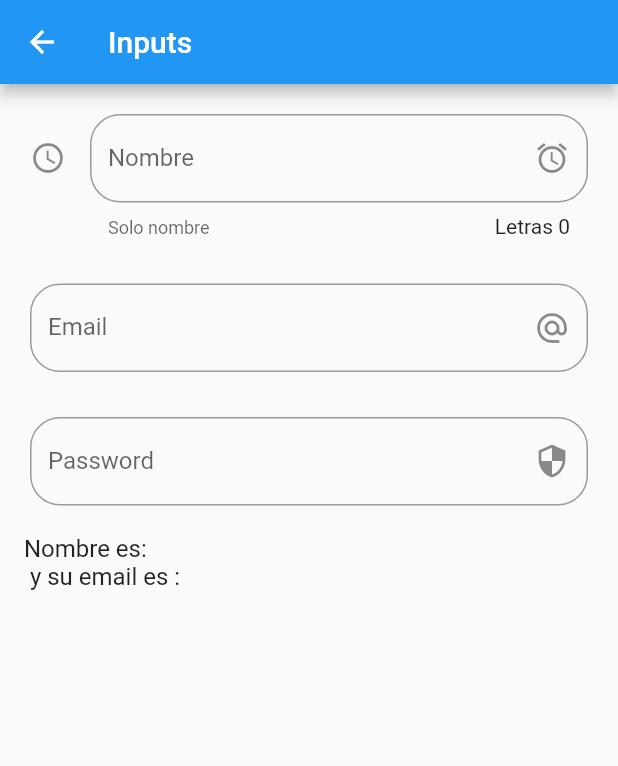
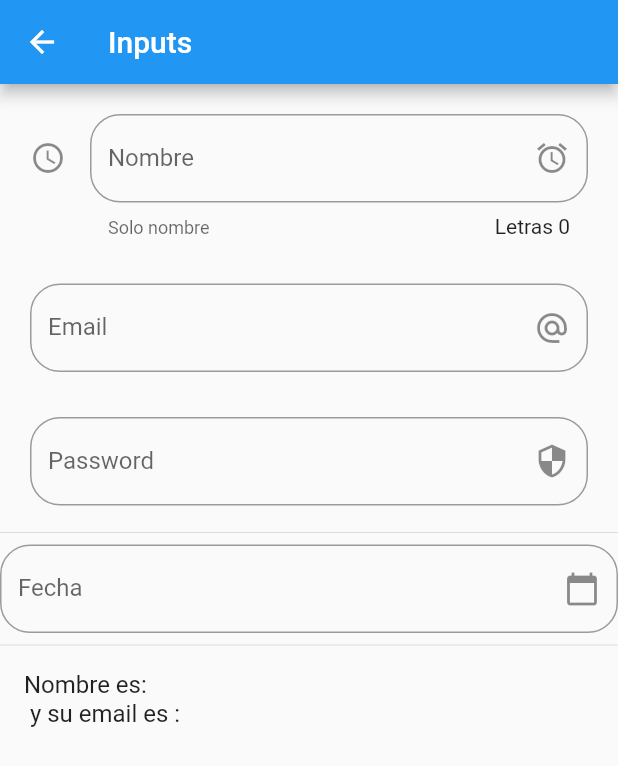
Before and after one commit to JuanFCVal/FlutterBasicFunctions, a Flutter app: the InputsPage screen opened by its route, on a phone screen of 412 x 824 dp. Shown: the top 766 px of the screen. Run offline on Flutter 3.47's test engine with Material 2 defaults, Android fonts, the phone set to English and light mode, and no system bars.

Commit message:
Using TextEditingController to make a DatePicker

```diff
--- a/examples/lib/src/pages/Inputs_page.dart
+++ b/examples/lib/src/pages/Inputs_page.dart
@@ -10,6 +10,10 @@ class InputsPage extends StatefulWidget {
 class _InputsPageState extends State<InputsPage> {
   String _name = '';
   String _email = '';
+  String _fecha = "";
+
+  TextEditingController _inputFieldDateController =
+      new TextEditingController(); //Permite asignar un valor seleccionado en otro lugar
   @override
   Widget build(BuildContext context) {
     return Scaffold(
@@ -33,6 +37,9 @@ class _InputsPageState extends State<InputsPage> {
                 const EdgeInsets.only(top: 20, bottom: 10, right: 20, left: 20),
             child: _crearPassword(),
           ),
+          Divider(),
+          _crearDatePicker(context),
+          Divider(),
           _crearPersona()
         ],
       ),
@@ -104,4 +111,40 @@ class _InputsPageState extends State<InputsPage> {
       ),
     );
   }
+
+  _crearDatePicker(BuildContext context) {
+    return TextField(
+      controller:
+          _inputFieldDateController, //Este controlador permite controlar en,
+      enableInteractiveSelection: false, //No se permite copiar datos
+      decoration: InputDecoration(
+        border: OutlineInputBorder(
+          borderRadius: BorderRadius.circular(20), //Borde de la caja de texto
+        ),
+        hintText: 'Fecha de nacimiento', //Texto de ejemplo
+        labelText: 'Fecha', //Label
+        suffixIcon:
+            Icon(Icons.calendar_today), //Aparece dentro del input al final
+      ),
+      onTap: () {
+        FocusScope.of(context)
+            .requestFocus(new FocusNode()); //Quitar el foco del TextFild
+        _showDateSelection(context);
+      },
+    );
+  }
+
+  Future _showDateSelection(BuildContext context) async {
+    DateTime picked = await showDatePicker(
+        context: context,
+        initialDate: DateTime.now(),
+        firstDate: DateTime(1990),
+        lastDate: DateTime.now());
+    if (picked != null) {
+      setState(() {
+        _fecha = picked.toString();
+        _inputFieldDateController.text = _fecha;
+      });
+    }
+  }
 }
```
